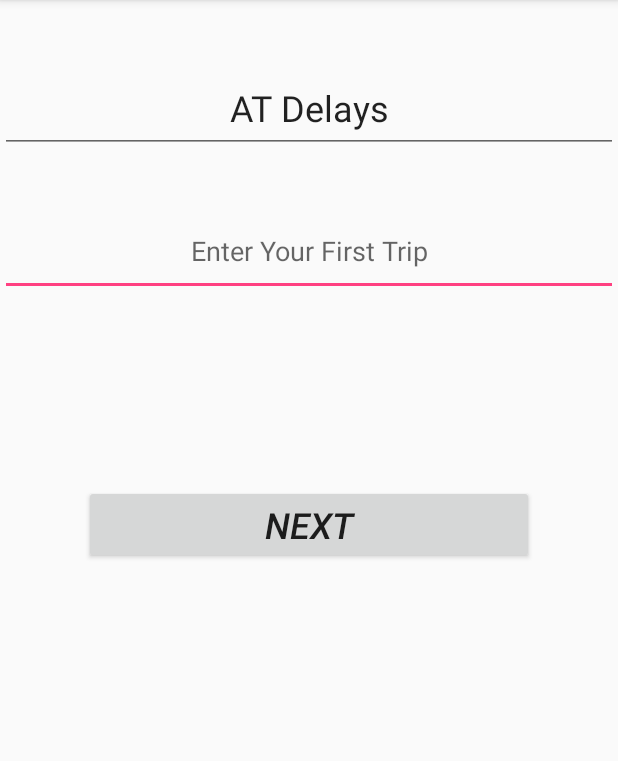
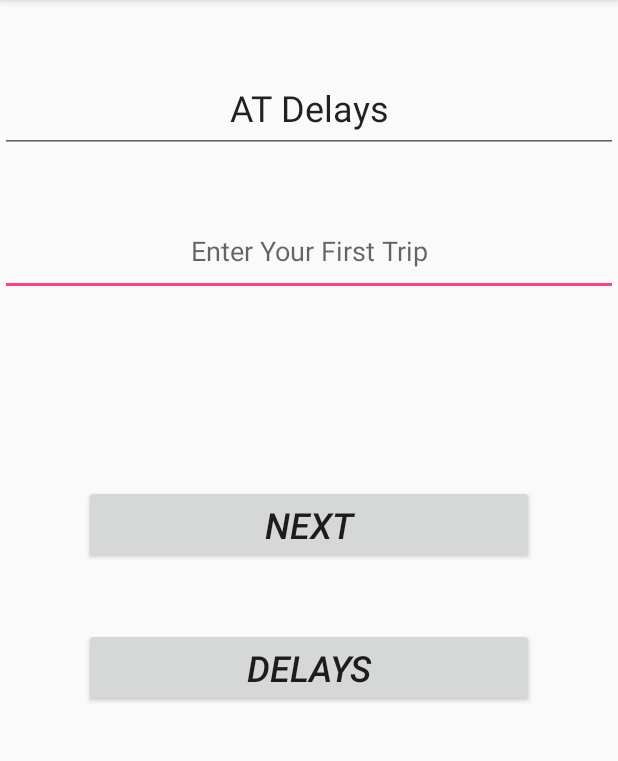
Before and after one commit to autlamps/delay-mobile-android, an Android app: the homePage screen opened directly, with no data from a screen before it, on a phone screen of 412 x 824 dp, the part 84-845 px from its top. Run offline under Robolectric (Android 15) with nearby library versions, the phone set to English and light mode, and no system bars.

Commit message:
Added Delays page Added Delays Button Fixed Delays Recyler View Fixed Delayed trips view

```diff
--- a/app/src/main/AndroidManifest.xml
+++ b/app/src/main/AndroidManifest.xml
@@ -24,7 +24,8 @@
         <activity android:name=".pages.TripPage" />
         <activity android:name=".pages.MultiTripPage" />
         <activity android:name=".pages.TripRecyclerView" />
-        <activity android:name=".pages.DelayListActivity"></activity>
+        <activity android:name=".pages.DelayListActivity" />
+        <activity android:name=".pages.ListDelayDetails"></activity>
     </application>
 
 </manifest>
--- a/app/src/main/java/com/example/izaac/delayed/pages/LoginPage.java
+++ b/app/src/main/java/com/example/izaac/delayed/pages/LoginPage.java
@@ -13,6 +13,7 @@ import android.widget.Toast;
 import com.example.izaac.delayed.R;
 import com.example.izaac.delayed.interfaces.DelayApi;
 import com.example.izaac.delayed.models.AuthTokens;
+import com.example.izaac.delayed.models.DelayListData;
 import com.example.izaac.delayed.models.Login;
 import com.example.izaac.delayed.models.TokenResponse;
 
@@ -30,6 +31,7 @@ public class LoginPage extends AppCompatActivity {
     private EditText UserPassword;
     private String LoginEmail;
     private String LoginPassword;
+    public static Boolean DelayTotal;
 
     @Override
     protected void onCreate(Bundle savedInstanceState) {
@@ -87,6 +89,7 @@ public class LoginPage extends AppCompatActivity {
                 if (response.isSuccessful()) {
                     Toast.makeText(LoginPage.this, "Login Correct", Toast.LENGTH_SHORT).show();
                     token = response.body().getResult().getAuthToken();
+                    DelayTotal = true;
 
                    // AuthTokens authTokens = new AuthTokens(response.body().getResult().getAuthToken());
 
--- a/app/src/main/java/com/example/izaac/delayed/pages/homePage.java
+++ b/app/src/main/java/com/example/izaac/delayed/pages/homePage.java
@@ -15,6 +15,7 @@ import com.example.izaac.delayed.models.DelayResponse;
 import com.example.izaac.delayed.models.NextStopDetails;
 import com.example.izaac.delayed.models.RouteDetails;
 import com.example.izaac.delayed.models.Trip;
+import static com.example.izaac.delayed.pages.LoginPage.DelayTotal;
 import com.example.izaac.delayed.models.TripDetails;
 
 import java.io.IOException;
@@ -36,11 +37,18 @@ public class homePage extends AppCompatActivity {
     private EditText Trip;
     private EditText AmountOfTrips;
     private Button NextButton;
+    private Button DelayButton;
+    private Boolean DelaysActive;
     RouteDetails routeDetails = new RouteDetails();
+    /*Next Stop Details ArrayList*/
     public static ArrayList<NextStopDetails> NSDetails = new ArrayList<NextStopDetails>();
+    /*Base Trip Details Arraylist*/
     public static ArrayList<Trip> BaseTripDetails = new ArrayList<Trip>();
+    /*Trip Location In Array Arraylist, used for storing the selected trip objects in a smaller list*/
     public static ArrayList<Integer> tripLocationInArray = new ArrayList<Integer>();
+    /*Stores the users selected trip, stored as a string*/
     public static String selectedTrip;
+    /*Total number of services active*/
     private int numberOfServices;
 
 
@@ -51,6 +59,8 @@ public class homePage extends AppCompatActivity {
 
         System.out.println("jello");
 
+        DelayTotal = false;
+
         Trip = (EditText) findViewById(R.id.trip1text);
         AmountOfTrips = (EditText) findViewById(R.id.tripAmount);
 
@@ -58,14 +68,23 @@ public class homePage extends AppCompatActivity {
 
         NextButton = (Button) findViewById(R.id.nextButton);
 
+        DelayButton = (Button) findViewById(R.id.delayListButton);
+
         NextButton.setOnClickListener(new View.OnClickListener() {
             @Override
             public void onClick(View view) {
+                DelaysActive = false;
                 selectTrip();
             }
         });
 
-
+        DelayButton.setOnClickListener(new View.OnClickListener() {
+            @Override
+            public void onClick(View view) {
+                DelaysActive = true;
+                selectTrip();
+            }
+        });
     }
 
     public void selectTrip() {
@@ -142,7 +161,14 @@ public class homePage extends AppCompatActivity {
 
                     System.out.println("h");
 
-                    if(tripLocationInArray.size() == 1) {
+                    if(DelaysActive == true) {
+                        Intent intent = new Intent(homePage.this, DelayListActivity.class);
+                        startActivity(intent);
+                        finish();
+                        DelayTotal = true;
+
+                    }
+                    else if(tripLocationInArray.size() == 1) {
                         Intent intent = new Intent(homePage.this, TripPage.class);
                         startActivity(intent);
                         finish();
--- /dev/null
+++ b/app/src/main/res/drawable-v21/background_drawable.xml
@@ -0,0 +1,4 @@
+<?xml version="1.0" encoding="utf-8"?>
+<ripple xmlns:android="http://schemas.android.com/apk/res/android" android:color="#B6B6B6">
+    <item android:id="@android:id/mask" android:drawable="@android:color/white"/>
+</ripple>
--- a/app/src/main/res/layout/activity_home_page.xml
+++ b/app/src/main/res/layout/activity_home_page.xml
@@ -7,19 +7,6 @@
     android:layout_height="495dp"
     tools:layout_editor_absoluteX="8dp"
     tools:layout_editor_absoluteY="8dp">
-
-
-    <Button
-        android:id="@+id/nextButton"
-        android:layout_width="300dp"
-        android:layout_height="wrap_content"
-        android:text="Next"
-        android:textAlignment="center"
-        android:textSize="24sp"
-        android:textStyle="italic"
-        android:layout_alignParentBottom="true"
-        android:layout_centerHorizontal="true"
-        android:layout_marginBottom="119dp" />
 
     <EditText
         android:id="@+id/trip1text"
@@ -44,7 +31,33 @@
         android:layout_marginBottom="35dp"
         android:ems="10"
         android:inputType="textPersonName"
+        android:text="Delays"
         android:textAlignment="center"
         android:textSize="24sp" />
 
+    <Button
+        android:id="@+id/nextButton"
+        android:layout_width="300dp"
+        android:layout_height="wrap_content"
+        android:text="Next"
+        android:textAlignment="center"
+        android:textSize="24sp"
+        android:textStyle="italic"
+        android:layout_alignParentBottom="true"
+        android:layout_centerHorizontal="true"
+        android:layout_marginBottom="119dp" />
+
+    <Button
+        android:id="@+id/delayListButton"
+        android:layout_width="300dp"
+        android:layout_height="wrap_content"
+        android:layout_alignLeft="@+id/nextButton"
+        android:layout_alignParentBottom="true"
+        android:layout_alignStart="@+id/nextButton"
+        android:layout_marginBottom="24dp"
+        android:text="Delays"
+        android:textAlignment="center"
+        android:textSize="24sp"
+        android:textStyle="italic"/>
+
 </RelativeLayout>
--- a/app/src/main/res/layout/list_item.xml
+++ b/app/src/main/res/layout/list_item.xml
@@ -5,7 +5,8 @@
     android:gravity="center_vertical|left"
     android:orientation="horizontal"
     android:paddingLeft="16dp"
-    android:id="@+id/cont_item_root">
+    android:id="@+id/cont_item_root"
+    android:clickable="true">
 
 
     <ImageView
```
Also changed, not shown: app/src/main/java/com/example/izaac/delayed/adapter/DelayAdapter.java (+20 -1 lines), app/src/main/java/com/example/izaac/delayed/models/DelayListData.java (+32 -1 lines), app/src/main/java/com/example/izaac/delayed/pages/DelayListActivity.java (+53 -3 lines), app/src/main/java/com/example/izaac/delayed/pages/ListDelayDetails.java (added, +15 -0 lines), app/src/main/java/com/example/izaac/delayed/pages/TripPage.java (+5 -7 lines), app/src/main/res/drawable/background_drawable.xml (added, +14 -0 lines), app/src/main/res/layout/activity_delay_list.xml (+9 -1 lines), app/src/main/res/layout/activity_list_delay_details.xml (added, +9 -0 lines).
